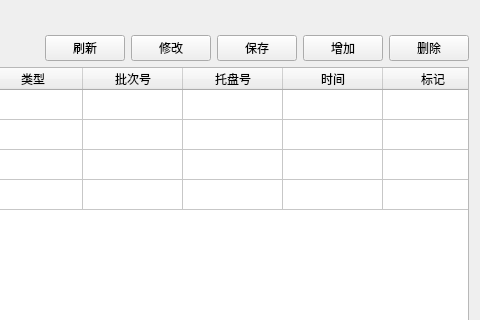
Qt form viewdata.ui (kangwenyun/batch_acquisition_system_qt_before) before a commit; both pictures show x 240 to 720 and y 0 to 320 of the 720 by 425 pixel window.
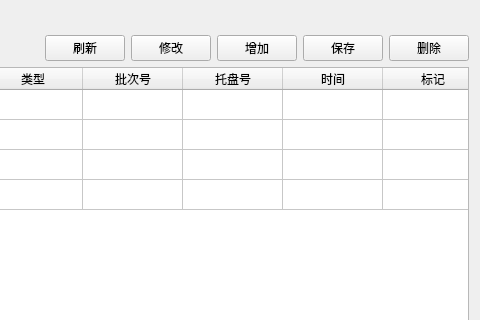
The same form after that commit.

Diff of the .ui file:
```diff
--- a/viewdata.ui
+++ b/viewdata.ui
@@ -53,16 +53,16 @@
         </widget>
        </item>
        <item>
-        <widget class="QPushButton" name="data_save">
+        <widget class="QPushButton" name="data_add">
          <property name="text">
-          <string>保存</string>
+          <string>增加</string>
          </property>
         </widget>
        </item>
        <item>
-        <widget class="QPushButton" name="data_add">
+        <widget class="QPushButton" name="data_save">
          <property name="text">
-          <string>增加</string>
+          <string>保存</string>
          </property>
         </widget>
        </item>
```
